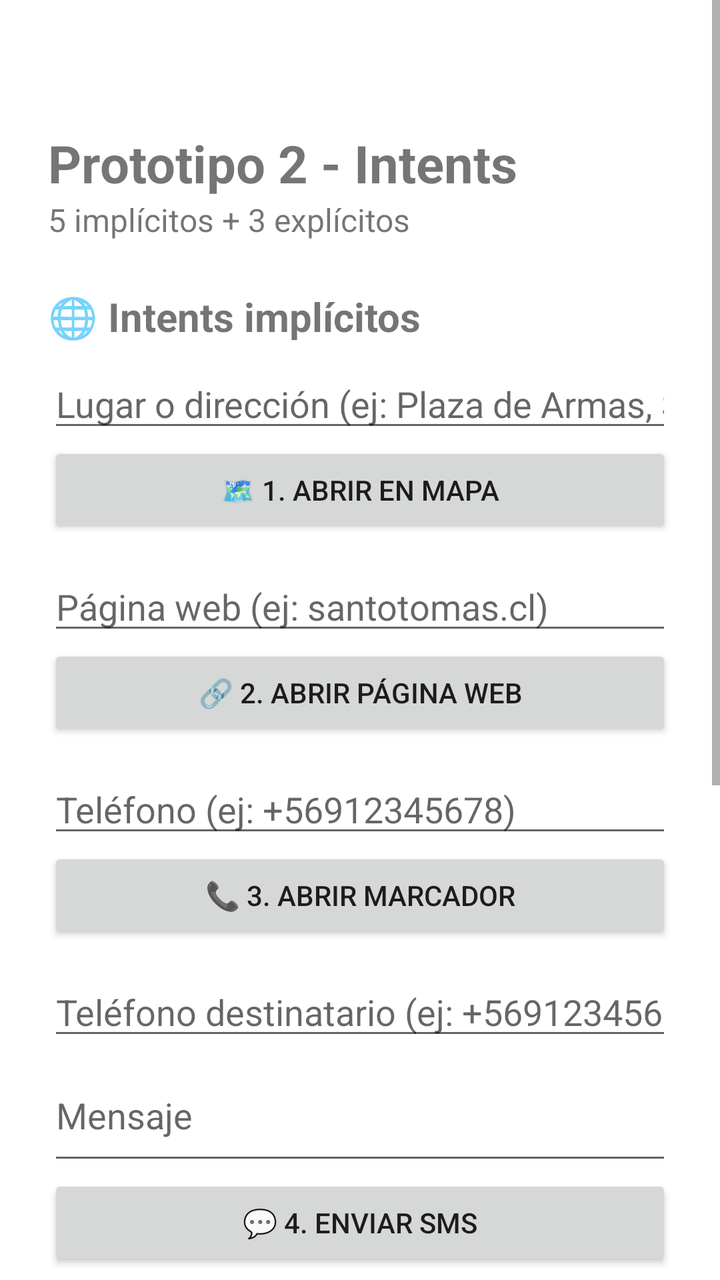
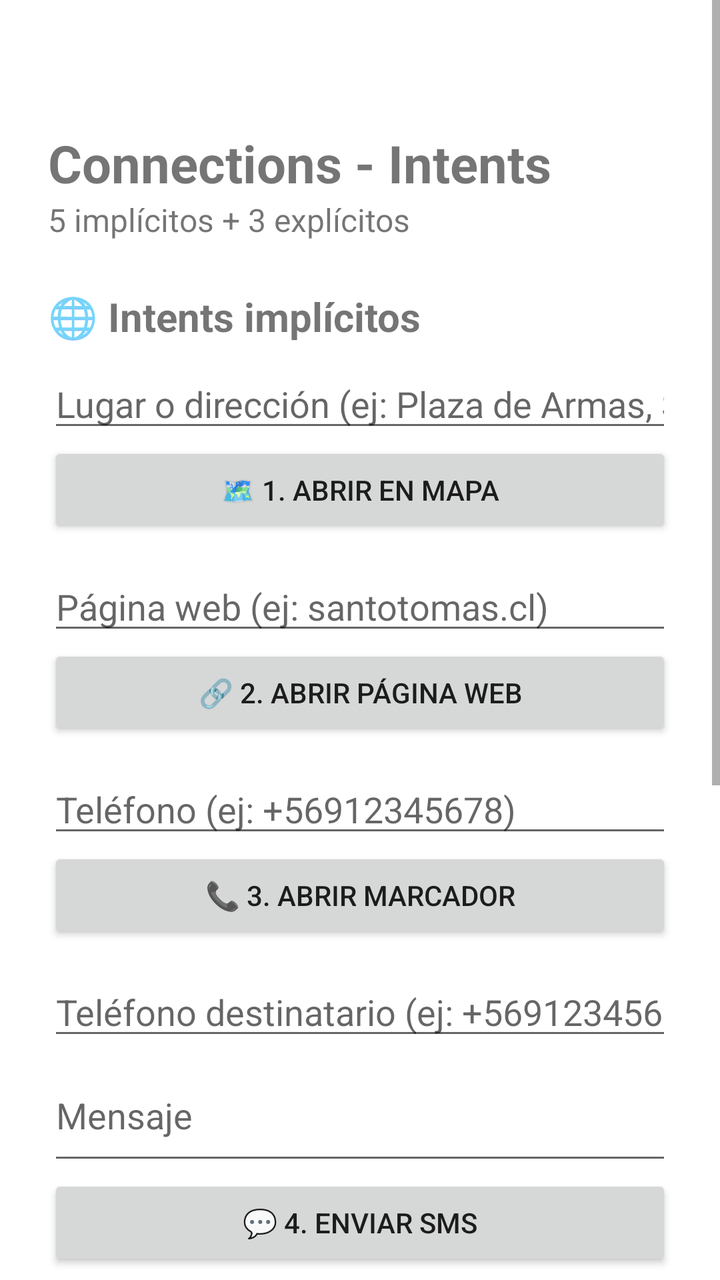

Screens rendered from an Android XML layout before and after an edit, with the pre-edit source and the edit as a unified diff.
<!-- AndroidManifest.xml: application theme Theme.Prototipo2 -->
<!-- res/layout/activity_main.xml -->
<?xml version="1.0" encoding="utf-8"?>
<ScrollView
    xmlns:android="http://schemas.android.com/apk/res/android"
    android:layout_width="match_parent"
    android:layout_height="match_parent">

    <LinearLayout
        android:layout_width="match_parent"
        android:layout_height="wrap_content"
        android:orientation="vertical"
        android:padding="24dp">

        <TextView
            android:layout_width="match_parent"
            android:layout_height="wrap_content"
            android:text="Prototipo 2 - Intents"
            android:textSize="26sp"
            android:textStyle="bold"
            android:textAlignment="center"
            android:layout_marginTop="40dp"/>

        <TextView
            android:layout_width="match_parent"
            android:layout_height="wrap_content"
            android:text="5 implícitos + 3 explícitos"
            android:textSize="16sp"
            android:textAlignment="center"
            android:layout_marginBottom="24dp"/>


        
        
        

        <TextView
            android:layout_width="match_parent"
            android:layout_height="wrap_content"
            android:text="🌐 Intents implícitos"
            android:textSize="20sp"
            android:textStyle="bold"
            android:layout_marginBottom="8dp"/>

        
        <EditText
            android:id="@+id/edtLugar"
            android:layout_width="match_parent"
            android:layout_height="wrap_content"
            android:hint="Lugar o dirección (ej: Plaza de Armas, Santiago)"
            android:inputType="text"/>

        <Button
            android:id="@+id/btnMapa"
            android:layout_width="match_parent"
            android:layout_height="wrap_content"
            android:text="🗺️ 1. ABRIR EN MAPA"/>

        
        <EditText
            android:id="@+id/edtUrl"
            android:layout_width="match_parent"
            android:layout_height="wrap_content"
            android:hint="Página web (ej: santotomas.cl)"
            android:inputType="textUri"
            android:layout_marginTop="12dp"/>

        <Button
            android:id="@+id/btnWeb"
            android:layout_width="match_parent"
            android:layout_height="wrap_content"
            android:text="🔗 2. ABRIR PÁGINA WEB"/>

        
        <EditText
            android:id="@+id/edtTelefono"
            android:layout_width="match_parent"
            android:layout_height="wrap_content"
            android:hint="Teléfono (ej: +56912345678)"
            android:inputType="phone"
            android:layout_marginTop="12dp"/>

        <Button
            android:id="@+id/btnLlamar"
            android:layout_width="match_parent"
            android:layout_height="wrap_content"
            android:text="📞 3. ABRIR MARCADOR"/>

        
        <EditText
            android:id="@+id/edtTelefonoSms"
            android:layout_width="match_parent"
            android:layout_height="wrap_content"
            android:hint="Teléfono destinatario (ej: +56912345678)"
            android:inputType="phone"
            android:layout_marginTop="12dp"/>

        <EditText
            android:id="@+id/edtMensajeSms"
            android:layout_width="match_parent"
            android:layout_height="wrap_content"
            android:hint="Mensaje"
            android:inputType="textMultiLine"
            android:minLines="2"/>

        <Button
            android:id="@+id/btnSms"
            android:layout_width="match_parent"
            android:layout_height="wrap_content"
            android:text="💬 4. ENVIAR SMS"/>

        
        <Button
            android:id="@+id/btnWifi"
            android:layout_width="match_parent"
            android:layout_height="wrap_content"
            android:text="📶 5. AJUSTES WI-FI"
            android:layout_marginTop="12dp"/>


        
        
        

        <TextView
            android:layout_width="match_parent"
            android:layout_height="wrap_content"
            android:text="📱 Intents explícitos"
            android:textSize="20sp"
            android:textStyle="bold"
            android:layout_marginTop="32dp"
            android:layout_marginBottom="8dp"/>

        
        <Button
            android:id="@+id/btnDetalle"
            android:layout_width="match_parent"
            android:layout_height="wrap_content"
            android:text="📄 1. IR A DETALLE (con datos)"/>

        
        <Button
            android:id="@+id/btnAyuda"
            android:layout_width="match_parent"
            android:layout_height="wrap_content"
            android:text="❓ 2. IR A AYUDA"
            android:layout_marginTop="8dp"/>

        
        <EditText
            android:id="@+id/edtNombre"
            android:layout_width="match_parent"
            android:layout_height="wrap_content"
            android:hint="Tu nombre"
            android:inputType="textPersonName"
            android:layout_marginTop="12dp"/>

        <Button
            android:id="@+id/btnConfirmar"
            android:layout_width="match_parent"
            android:layout_height="wrap_content"
            android:text="✅ 3. IR A CONFIRMAR (con resultado)"/>

        <TextView
            android:id="@+id/txtResultado"
            android:layout_width="match_parent"
            android:layout_height="wrap_content"
            android:text="Resultado: aún sin respuesta"
            android:textSize="16sp"
            android:textAlignment="center"
            android:padding="15dp"/>

    </LinearLayout>

</ScrollView>
<!-- resources referenced by this layout -->
<resources>
  <style name="Theme.Prototipo2" parent="Theme.MaterialComponents.DayNight.NoActionBar">
  
          
          <item name="colorPrimary">@color/purple_500</item>
          <item name="colorPrimaryVariant">@color/purple_700</item>
          <item name="colorOnPrimary">@color/white</item>
  
          
          <item name="colorSecondary">@color/teal_200</item>
          <item name="colorSecondaryVariant">@color/teal_700</item>
          <item name="colorOnSecondary">@color/black</item>
  
          
          <item name="android:statusBarColor">?attr/colorPrimaryVariant</item>
  
      </style>
  <color name="purple_500">#FF6200EE</color>
  <color name="purple_700">#FF3700B3</color>
  <color name="white">#FFFFFFFF</color>
  <color name="teal_200">#FF03DAC5</color>
  <color name="teal_700">#FF018786</color>
  <color name="black">#FF000000</color>
</resources>

<!-- the commit's change to res/layout/activity_main.xml (unified diff, before → after) -->
@@ -13,7 +13,7 @@
         <TextView
             android:layout_width="match_parent"
             android:layout_height="wrap_content"
-            android:text="Prototipo 2 - Intents"
+            android:text="Connections - Intents"
             android:textSize="26sp"
             android:textStyle="bold"
             android:textAlignment="center"
